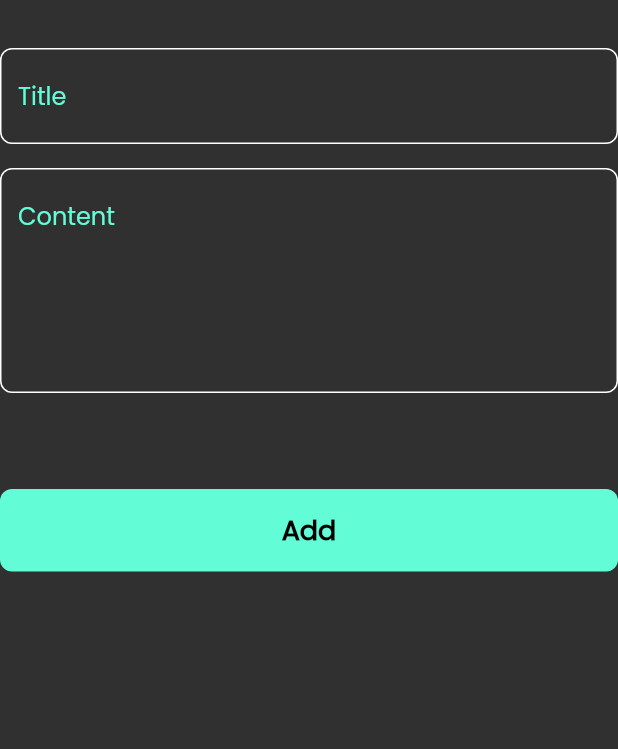
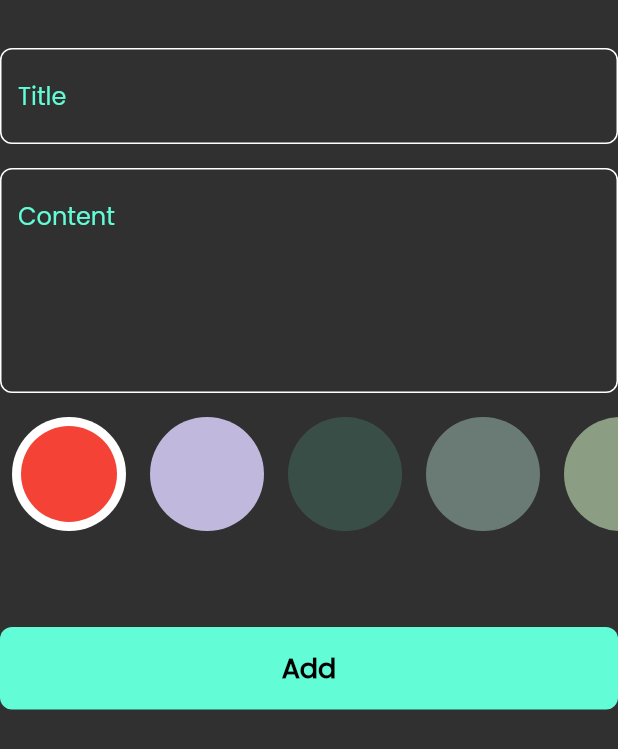
Before and after one commit to Fadysameh2020/notes_app, a Flutter app: the AddNoteForm widget shown alone on an empty page, opened directly, on a phone screen of 412 x 824 dp. Shown: the top 749 px of the screen. Run offline on Flutter 3.47's test engine with Material 2 defaults, Android fonts, the phone set to English and light mode, and no system bars; our stand-ins replace flutter_bloc, hive, hive_flutter; accounts and stored records are empty.

Commit message:
get app done

```diff
--- a/lib/constants.dart
+++ b/lib/constants.dart
@@ -2,3 +2,17 @@ import 'package:flutter/material.dart';
 
 const kPrimaryColor = Color(0xff62FCD7);
 const kNotesBox = 'notesbox';
+
+List<Color> kColors = const [
+  Colors.red,
+  Color(0xffC0B9DD),
+  Color(0xff3A4E48),
+  Color(0xff6A7B76),
+  Color(0xff8B9D83),
+  Color(0xffBEB0A7),
+  Color(0xff222E50),
+  Color(0xff007991),
+  Color(0xff439A86),
+  Color(0xffBCD8C1),
+  Color(0xffE9D985),
+];
--- a/lib/cubits/add_notes_cubit/add_notes_cubit.dart
+++ b/lib/cubits/add_notes_cubit/add_notes_cubit.dart
@@ -1,3 +1,4 @@
+import 'package:flutter/material.dart';
 import 'package:flutter_bloc/flutter_bloc.dart';
 import 'package:hive_flutter/adapters.dart';
 import 'package:meta/meta.dart';
@@ -9,7 +10,10 @@ part 'add_notes_state.dart';
 class AddNotesCubit extends Cubit<AddNotesState> {
   AddNotesCubit() : super(AddNotesInitial());
 
+  Color color = Colors.red;
+
   addNote(NoteModel note) async {
+    note.color = color!.value;
     emit(AddNotesLoading());
     try {
       var notesBox = Hive.box<NoteModel>(kNotesBox);
--- a/lib/views/edit_notes_page.dart
+++ b/lib/views/edit_notes_page.dart
@@ -2,8 +2,10 @@ import 'package:flutter/material.dart';
 import 'package:flutter_bloc/flutter_bloc.dart';
 import 'package:notes_app/cubits/notes_cubit/notes_cubit.dart';
 import 'package:notes_app/models/note_model.dart';
+import 'package:notes_app/views/widgets/color_item.dart';
 import 'package:notes_app/views/widgets/custom_app_bar.dart';
 import 'package:notes_app/views/widgets/custom_text_field.dart';
+import 'package:notes_app/views/widgets/edit_notes_colors_list.dart';
 
 class EditNotePage extends StatefulWidget {
   const EditNotePage({super.key});
@@ -55,6 +57,8 @@ class _EditNotePageState extends State<EditNotePage> {
                       content = data;
                     },
                   ),
+                  const SizedBox(height: 16),
+                  EditNotesColorsList(noteModel: note!),
                 ],
               ),
             ),
--- a/lib/views/widgets/add_note_form.dart
+++ b/lib/views/widgets/add_note_form.dart
@@ -3,6 +3,7 @@ import 'package:flutter_bloc/flutter_bloc.dart';
 import 'package:intl/intl.dart';
 import 'package:notes_app/cubits/add_notes_cubit/add_notes_cubit.dart';
 import 'package:notes_app/models/note_model.dart';
+import 'package:notes_app/views/widgets/color_item.dart';
 
 import 'custom_button.dart';
 import 'custom_text_field.dart';
@@ -43,6 +44,8 @@ class _AddNoteFormState extends State<AddNoteForm> {
               subTitle = data;
             },
           ),
+          const SizedBox(height: 16),
+          const ColorListView(),
           const SizedBox(height: 64),
           BlocBuilder<AddNotesCubit, AddNotesState>(
             builder: (context, state) {
--- /dev/null
+++ b/lib/views/widgets/color_item.dart
@@ -0,0 +1,64 @@
+import 'package:flutter/material.dart';
+import 'package:flutter_bloc/flutter_bloc.dart';
+import 'package:notes_app/constants.dart';
+import 'package:notes_app/cubits/add_notes_cubit/add_notes_cubit.dart';
+
+class ColorItem extends StatelessWidget {
+  const ColorItem({super.key, required this.isActivated, required this.color});
+  final bool isActivated;
+  final Color color;
+  @override
+  Widget build(BuildContext context) {
+    return isActivated
+        ? CircleAvatar(
+            backgroundColor: Colors.white,
+            radius: 38,
+            child: CircleAvatar(
+              backgroundColor: color,
+              radius: 32,
+            ),
+          )
+        : CircleAvatar(
+            backgroundColor: color,
+            radius: 38,
+          );
+  }
+}
+
+class ColorListView extends StatefulWidget {
+  const ColorListView({super.key});
+
+  @override
+  State<ColorListView> createState() => _ColorListViewState();
+}
+
+class _ColorListViewState extends State<ColorListView> {
+  int currentIndex = 0;
+
+  @override
+  Widget build(BuildContext context) {
+    return SizedBox(
+      height: 38 * 2,
+      child: ListView.builder(
+        scrollDirection: Axis.horizontal,
+        itemCount: kColors.length,
+        itemBuilder: (context, index) {
+          return Padding(
+            padding: const EdgeInsets.symmetric(horizontal: 8),
+            child: GestureDetector(
+              onTap: () {
+                currentIndex = index;
+                BlocProvider.of<AddNotesCubit>(context).color = kColors[index];
+                setState(() {});
+              },
+              child: ColorItem(
+                color: kColors[index],
+                isActivated: currentIndex == index,
+              ),
+            ),
+          );
+        },
+      ),
+    );
+  }
+}
```
Also changed, not shown: lib/views/widgets/edit_notes_colors_list.dart (added, +43 -0 lines).
